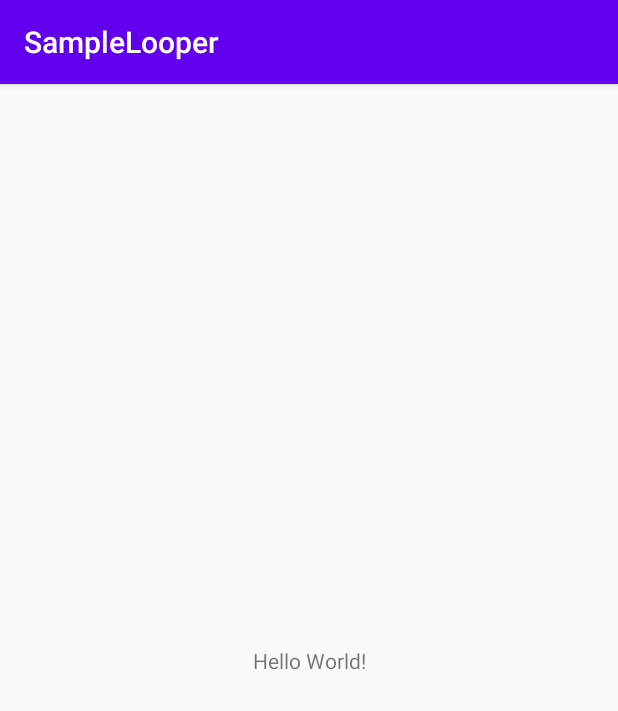
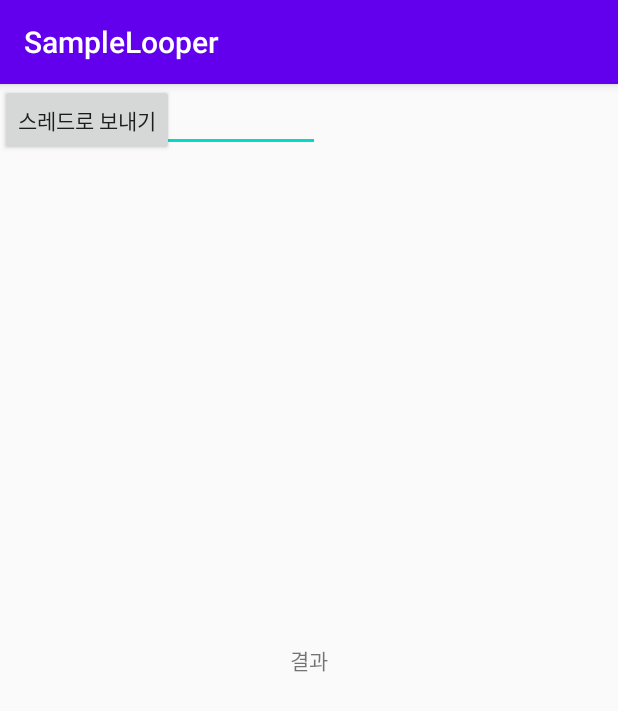
Before and after one commit to kookmin-sw/capstone-2020-19, an Android app: the screen it shows after launch (MainActivity), on a phone screen of 412 x 824 dp. Shown: the top 711 px of the screen. Run offline under Robolectric (Android 15) with nearby library versions, the phone set to English and light mode, and no system bars.

Commit message:
wearos-app: looper code

```diff
--- a/src/wear-os/SampleLooper/app/src/main/java/com/example/looper/MainActivity.java
+++ b/src/wear-os/SampleLooper/app/src/main/java/com/example/looper/MainActivity.java
@@ -3,12 +3,62 @@ package com.example.looper;
 import androidx.appcompat.app.AppCompatActivity;
 
 import android.os.Bundle;
+import android.os.Handler;
+import android.os.Looper;
+import android.os.Message;
+import android.view.View;
+import android.widget.Button;
+import android.widget.EditText;
+import android.widget.TextView;
 
 public class MainActivity extends AppCompatActivity {
 
+    EditText editText;
+    TextView textView;
+
+    Handler handler = new Handler();
+
+    ProcessThread thread;
     @Override
     protected void onCreate(Bundle savedInstanceState) {
         super.onCreate(savedInstanceState);
         setContentView(R.layout.activity_main);
+
+        editText = findViewById(R.id.editText);
+        textView = findViewById(R.id.textView);
+
+        Button button = findViewById(R.id.button);
+        button.setOnClickListener(new View.OnClickListener() {
+            @Override
+            public void onClick(View v){
+                String input = editText.getText().toString();
+                Message message = Message.obtain();
+                message.obj = input;
+
+                thread.processHandler.sendMessage(message);
+            }
+        });
+        thread = new ProcessThread();
+    }
+
+    class ProcessThread extends Thread {
+        ProcessHandler processHandler = new ProcessHandler();
+
+        public void run() {
+            Looper.prepare();
+            Looper.loop();
+        }
+
+        class ProcessHandler extends Handler {
+            public void handleMessage(Message msg){
+                final String output = msg.obj + " from thread.";
+                handler.post(new Runnable() {
+                    @Override
+                    public void run() {
+                        textView.setText(output);
+                    }
+                });
+            }
+        }
     }
 }
--- a/src/wear-os/SampleLooper/app/src/main/res/layout/activity_main.xml
+++ b/src/wear-os/SampleLooper/app/src/main/res/layout/activity_main.xml
@@ -7,12 +7,30 @@
     tools:context=".MainActivity">
 
     <TextView
+        android:id="@+id/textView"
         android:layout_width="wrap_content"
         android:layout_height="wrap_content"
-        android:text="Hello World!"
+        android:text="결과"
         app:layout_constraintBottom_toBottomOf="parent"
         app:layout_constraintLeft_toLeftOf="parent"
         app:layout_constraintRight_toRightOf="parent"
         app:layout_constraintTop_toTopOf="parent" />
 
+    <Button
+        android:id="@+id/button"
+        android:layout_width="wrap_content"
+        android:layout_height="wrap_content"
+        android:text="스레드로 보내기"
+        tools:layout_editor_absoluteX="147dp"
+        tools:layout_editor_absoluteY="308dp" />
+
+    <EditText
+        android:id="@+id/editText"
+        android:layout_width="wrap_content"
+        android:layout_height="wrap_content"
+        android:ems="10"
+        android:inputType="textPersonName"
+        tools:layout_editor_absoluteX="99dp"
+        tools:layout_editor_absoluteY="263dp" />
+
 </androidx.constraintlayout.widget.ConstraintLayout>
```
